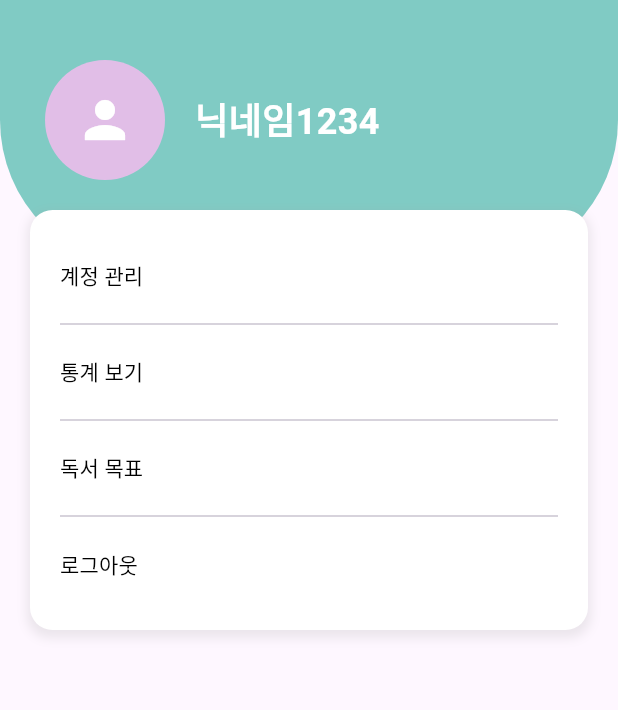
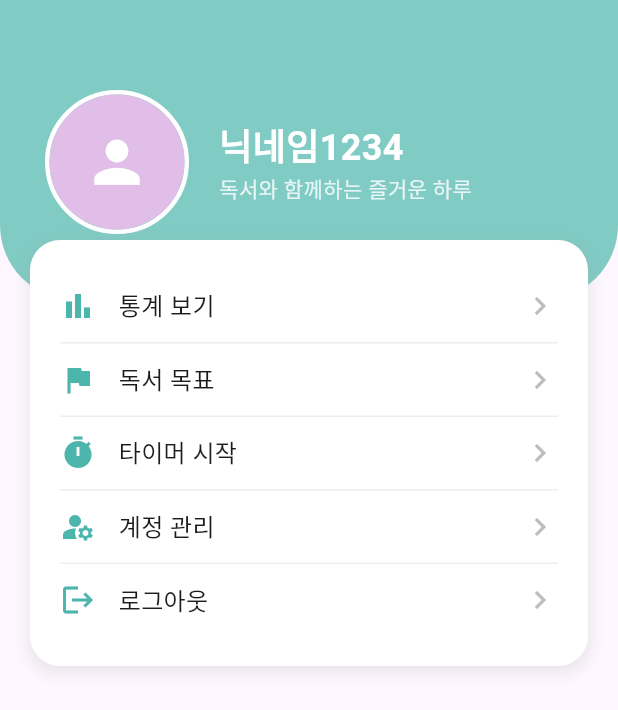
Before and after one commit to kshLithium/readlog, a Flutter app: the MyPage screen opened directly, on a phone screen of 412 x 824 dp. Shown: the top 710 px of the screen. Run offline on Flutter 3.47's test engine with Material 3 defaults, Android fonts, the phone set to English and light mode, and no system bars; our stand-ins replace cloud_firestore, firebase_auth, firebase_core, google_fonts, image_picker, shared_preferences; accounts and stored records are empty.

Commit message:
UI 개선 - 홈화면에서 책 정보의 텍스트 오버플로우 방지 - 마이페이지 UI 수정

```diff
--- a/lib/screens/home_screen.dart
+++ b/lib/screens/home_screen.dart
@@ -247,14 +247,21 @@ class HomeScreen extends StatelessWidget {
                                               CrossAxisAlignment.start,
                                           children: [
                                             SizedBox(height: 8),
+                                            Expanded(
+                                              child: Column(
+                                                crossAxisAlignment:
+                                                    CrossAxisAlignment.start,
+                                                children: [
                                                   Text(
                                                     book['title'] ?? '제목 없음',
                                                     style: TextStyle(
                                                       fontSize: 16,
-                                                fontWeight: FontWeight.bold,
+                                                      fontWeight:
+                                                          FontWeight.bold,
                                                     ),
                                                     maxLines: 2,
-                                              overflow: TextOverflow.ellipsis,
+                                                    overflow:
+                                                        TextOverflow.ellipsis,
                                                   ),
                                                   SizedBox(height: 4),
                                                   Text(
@@ -262,6 +269,12 @@ class HomeScreen extends StatelessWidget {
                                                     style: TextStyle(
                                                       fontSize: 12,
                                                       color: Colors.grey[600],
+                                                    ),
+                                                    maxLines: 1,
+                                                    overflow:
+                                                        TextOverflow.ellipsis,
+                                                  ),
+                                                ],
                                               ),
                                             ),
                                           ],
--- a/lib/screens/mypage.dart
+++ b/lib/screens/mypage.dart
@@ -3,6 +3,7 @@ import 'package:firebase_auth/firebase_auth.dart';
 import 'package:readlog/screens/login_screen.dart';
 import 'statistics.dart'; // import 추가
 import 'set_goal.dart';
+import 'timer_select_book.dart';
 
 class MyPage extends StatelessWidget {
   @override
@@ -10,129 +11,122 @@ class MyPage extends StatelessWidget {
     return Scaffold(
       body: Stack(
         children: [
-          // 배경의 원 부분
           Column(
             children: [
               Container(
-                // 배경의 원 높이와 너비 설정
-                height: 180,
+                height: 200, // 높이 증가
                 width: double.infinity,
                 decoration: BoxDecoration(
-                  // 배경 색상 설정
                   color: Colors.teal[200],
-                  // 아래쪽 모서리를 둥글게 만들기
                   borderRadius: BorderRadius.vertical(
-                    bottom: Radius.circular(100),
+                    bottom: Radius.circular(50), // 곡률 감소
                   ),
                 ),
               ),
-              // 배경과 나머지 내용 사이의 여백 공간 확보
-              SizedBox(height: 80),
+              SizedBox(height: 100),
             ],
           ),
-          // 프로필 사진과 닉네임 섹션
           Positioned(
-            // 프로필 사진과 닉네임을 배경 위에 배치할 위치 설정
-            top: 40, // 위쪽 여백
-            left: 30, // 왼쪽 여백
+            top: 60, // 위치 조정
+            left: 30,
             child: Row(
               children: [
-                CircleAvatar(
-                  radius: 40, // 프로필 사진의 반지름 크기 설정
-                  backgroundColor: Colors.purple[100], // 아바타 배경색 설정
-                  child: Icon(Icons.person,
-                      size: 40, color: Colors.white), // 아이콘 설정
+                Container(
+                  decoration: BoxDecoration(
+                    shape: BoxShape.circle,
+                    border: Border.all(color: Colors.white, width: 3), // 테두리 추가
                   ),
-                SizedBox(width: 20), // 아바타와 닉네임 간의 간격 설정
+                  child: CircleAvatar(
+                    radius: 45, // 크기 증가
+                    backgroundColor: Colors.purple[100],
+                    child: Icon(Icons.person, size: 45, color: Colors.white),
+                  ),
+                ),
+                SizedBox(width: 20),
+                Column(
+                  crossAxisAlignment: CrossAxisAlignment.start,
+                  children: [
                     Text(
-                  '닉네임1234', // 닉네임 텍스트
+                      '닉네임1234',
                       style: TextStyle(
-                    fontSize: 24, // 폰트 크기 설정
-                    fontWeight: FontWeight.bold, // 폰트 두께 설정
-                    color: Colors.white, // 텍스트 색상 설정
+                        fontSize: 24,
+                        fontWeight: FontWeight.bold,
+                        color: Colors.white,
+                      ),
+                    ),
+                    Text(
+                      '독서와 함께하는 즐거운 하루', // 상태 메시지 추가
+                      style: TextStyle(
+                        fontSize: 14,
+                        color: Colors.white.withOpacity(0.8),
                       ),
                     ),
                   ],
                 ),
+              ],
             ),
-          // 계정 관리와 통계 보기 버튼이 들어있는 박스
+          ),
           Positioned(
-            top: 140, // 박스를 원과 겹치도록 위쪽 위치 설정
-            left: 20, // 좌측 여백 설정
-            right: 20, // 우측 여백 설정
+            top: 160,
+            left: 20,
+            right: 20,
             child: Container(
-              padding: EdgeInsets.all(20), // 내부 여백 설정
+              padding: EdgeInsets.all(20),
               decoration: BoxDecoration(
-                color: Colors.white, // 박스 배경색 설정
-                borderRadius: BorderRadius.circular(15), // 박스 모서리를 둥글게
+                color: Colors.white,
+                borderRadius: BorderRadius.circular(20),
                 boxShadow: [
-                  // 박스에 그림자 효과 추가
                   BoxShadow(
-                    color: Colors.grey.withOpacity(0.2), // 그림자 색상과 투명도 설정
-                    spreadRadius: 2, // 그림자 확산 정도
-                    blurRadius: 5, // 그림자 흐림 정도
-                    offset: Offset(0, 3), // 그림자의 위치 설정 (x축, y축)
+                    color: Colors.grey.withOpacity(0.2),
+                    spreadRadius: 2,
+                    blurRadius: 8,
+                    offset: Offset(0, 3),
                   ),
                 ],
               ),
               child: Column(
-                crossAxisAlignment: CrossAxisAlignment.start, // 텍스트 왼쪽 정렬
                 children: [
-                  // "계정 관리" 버튼
-                  TextButton(
-                    onPressed: () {
-                      // 계정 관리 페이지로 이동하는 로직 추가
-                    },
-                    style: TextButton.styleFrom(
-                      padding: EdgeInsets.zero, // 버튼 내부 여백 제거
-                      minimumSize: Size(50, 30), // 버튼 최소 크기 설정
-                      alignment: Alignment.centerLeft, // 텍스트 왼쪽 정렬
-                      foregroundColor: Colors.black, // 버튼 텍스트 색상 설정
-                    ),
-                    child: Text("계정 관리"), // 버튼 텍스트
-                  ),
-                  Divider(), // 계정 관리와 통계 보기 버튼 사이 구분선
-                  // "통계 보기" 버튼
-                  TextButton(
-                    onPressed: () {
-                      Navigator.push(
+                  _buildMenuItem(
+                    icon: Icons.bar_chart,
+                    title: "통계 보기",
+                    onTap: () => Navigator.push(
                       context,
                       MaterialPageRoute(
-                          builder: (context) => StatisticsScreen(),
+                          builder: (context) => StatisticsScreen()),
                     ),
-                      );
-                    },
-                    style: TextButton.styleFrom(
-                      padding: EdgeInsets.zero,
-                      minimumSize: Size(50, 30),
-                      alignment: Alignment.centerLeft,
-                      foregroundColor: Colors.black,
                   ),
-                    child: Text("통계 보기"),
+                  _buildDivider(),
+                  _buildMenuItem(
+                    icon: Icons.flag,
+                    title: "독서 목표",
+                    onTap: () => Navigator.push(
+                      context,
+                      MaterialPageRoute(builder: (context) => SetGoalScreen()),
                     ),
-                  Divider(),
-                  // "독서 목표" 버튼
-                  TextButton(
-                    onPressed: () {
-                      Navigator.push(
+                  ),
+                  _buildDivider(),
+                  _buildMenuItem(
+                    icon: Icons.timer,
+                    title: "타이머 시작",
+                    onTap: () => Navigator.push(
                       context,
                       MaterialPageRoute(
-                          builder: (context) => SetGoalScreen(),
+                          builder: (context) => TimerSelectBookScreen()),
                     ),
-                      );
+                  ),
+                  _buildDivider(),
+                  _buildMenuItem(
+                    icon: Icons.manage_accounts,
+                    title: "계정 관리",
+                    onTap: () {
+                      // 계정 관리 페이지로 이동하는 로직
                     },
-                    style: TextButton.styleFrom(
-                      padding: EdgeInsets.zero,
-                      minimumSize: Size(50, 30),
-                      alignment: Alignment.centerLeft,
-                      foregroundColor: Colors.black,
                   ),
-                    child: Text("독서 목표"),
-                  ),
-                  Divider(),
-                  // 로그아웃 버튼 추가
-                  TextButton(
-                    onPressed: () async {
+                  _buildDivider(),
+                  _buildMenuItem(
+                    icon: Icons.logout,
+                    title: "로그아웃",
+                    onTap: () async {
                       await FirebaseAuth.instance.signOut();
                       Navigator.pushAndRemoveUntil(
                         context,
@@ -140,13 +134,6 @@ class MyPage extends StatelessWidget {
                         (route) => false,
                       );
                     },
-                    style: TextButton.styleFrom(
-                      padding: EdgeInsets.zero,
-                      minimumSize: Size(50, 30),
-                      alignment: Alignment.centerLeft,
-                      foregroundColor: Colors.black,
-                    ),
-                    child: Text("로그아웃"),
                   ),
                 ],
               ),
@@ -156,4 +143,40 @@ class MyPage extends StatelessWidget {
       ),
     );
   }
+
+  Widget _buildMenuItem({
+    required IconData icon,
+    required String title,
+    required VoidCallback onTap,
+  }) {
+    return InkWell(
+      onTap: onTap,
+      child: Padding(
+        padding: EdgeInsets.symmetric(vertical: 12),
+        child: Row(
+          children: [
+            Icon(icon, size: 24, color: Colors.teal[300]),
+            SizedBox(width: 15),
+            Text(
+              title,
+              style: TextStyle(
+                fontSize: 16,
+                fontWeight: FontWeight.w500,
+              ),
+            ),
+            Spacer(),
+            Icon(Icons.chevron_right, color: Colors.grey[400]),
+          ],
+        ),
+      ),
+    );
   }
+
+  Widget _buildDivider() {
+    return Divider(
+      color: Colors.grey[200],
+      thickness: 1,
+      height: 1,
+    );
+  }
+}
```
Lines whose indentation alone changed are shown as unchanged.
